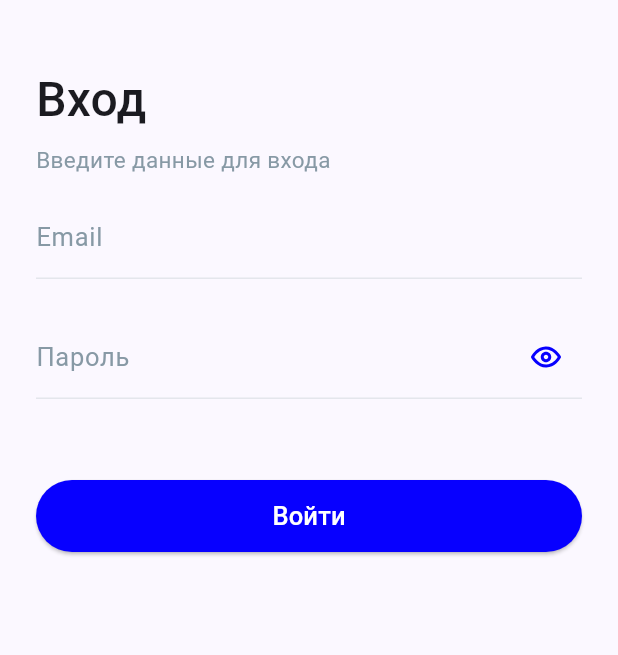
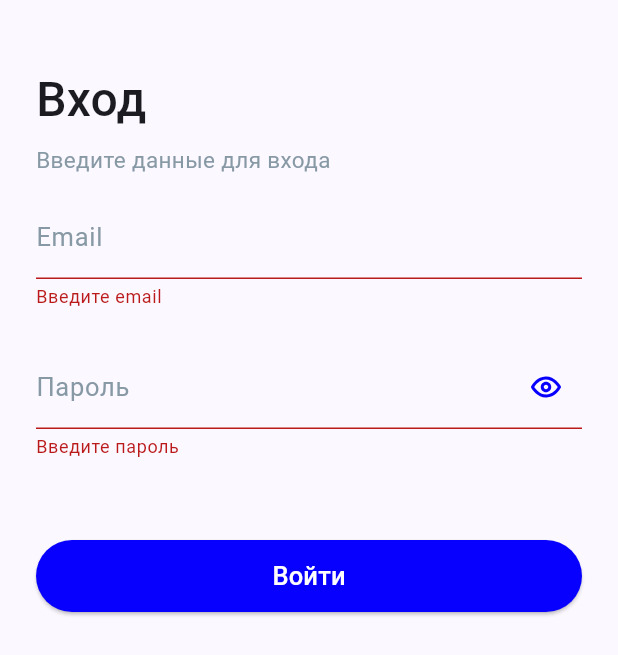
Before and after one commit to LamaMen/gazprom_test, a Flutter app: the screen it shows after launch, after a tap on "Войти", on a phone screen of 412 x 824 dp. Shown: the top 655 px of the screen. Run offline on Flutter 3.47's test engine with Material 2 defaults, Android fonts, the phone set to English and light mode, and no system bars; our stand-ins replace firebase_auth, firebase_core, flutter_bloc, flutter_svg, get_it, google_fonts and 1 more; accounts and stored records are empty; generated files the repository leaves out were written again; Roboto replaces fonts that are missing (Ubuntu).

Commit message:
Добавил логику на страницу входа

```diff
--- /dev/null
+++ b/lib/core/failure.dart
@@ -0,0 +1,14 @@
+import 'package:flutter/foundation.dart';
+
+@immutable
+abstract class Failure {
+  const Failure();
+}
+
+class UnknownFailure extends Failure {
+  const UnknownFailure();
+}
+
+class InternetFailure extends Failure {
+  const InternetFailure();
+}
--- /dev/null
+++ b/lib/core/injection.dart
@@ -0,0 +1,8 @@
+import 'package:get_it/get_it.dart';
+import 'package:injectable/injectable.dart';
+import 'injection.config.dart';
+
+final getIt = GetIt.instance;
+
+@InjectableInit()
+void configureDependencies() => getIt.init();
--- /dev/null
+++ b/lib/core/result.dart
@@ -0,0 +1,58 @@
+import 'package:gazprom_test/core/failure.dart';
+
+abstract class Result<S> {
+  const Result();
+
+  bool get isError => this is Error<S>;
+
+  bool get isSuccess => this is Success<S>;
+
+  Failure get failure => this.fold(
+      (value) => value,
+      (_) => throw Exception(
+          'Illegal use. You should check isError before calling'));
+
+  S get value => this.fold<S>(
+      (_) => throw Exception(
+          'Illegal use. You should check isSuccess before calling'),
+      (value) => value);
+
+  T fold<T>(T Function(Failure failure) fnE, T Function(S value) fnS);
+
+  @override
+  bool operator ==(Object other) {
+    return this.fold(
+      (left) => other is Error && left == other._value,
+      (right) => other is Success && right == other._value,
+    );
+  }
+
+  @override
+  int get hashCode => fold((e) => e.hashCode, (s) => s.hashCode);
+}
+
+class Error<S> extends Result<S> {
+  const Error(this._value);
+
+  final Failure _value;
+
+  @override
+  T fold<T>(T Function(Failure failure) fnE, T Function(S value) fnS) {
+    return fnE(_value);
+  }
+}
+
+class Success<S> extends Result<S> {
+  const Success(this._value);
+
+  final S _value;
+
+  @override
+  T fold<T>(T Function(Failure failure) fnE, T Function(S value) fnS) {
+    return fnS(_value);
+  }
+}
+
+extension FailureWrapper on Failure {
+  Result get asError => Error(this);
+}
--- a/lib/features/auth/auth_screen.dart
+++ b/lib/features/auth/auth_screen.dart
@@ -1,7 +1,10 @@
 import 'package:flutter/material.dart';
-import 'package:flutter_svg/flutter_svg.dart';
+import 'package:flutter_bloc/flutter_bloc.dart';
 import 'package:gazprom_test/core/colors.dart';
 import 'package:gazprom_test/core/fonts.dart';
+import 'package:gazprom_test/features/auth/bloc/auth_bloc.dart';
+import 'package:gazprom_test/features/auth/widgets/buttons.dart';
+import 'package:gazprom_test/features/auth/widgets/fields.dart';
 
 class AuthScreen extends StatefulWidget {
   const AuthScreen({super.key});
@@ -13,6 +16,7 @@ class AuthScreen extends StatefulWidget {
 class _AuthScreenState extends State<AuthScreen> {
   late final TextEditingController emailController;
   late final TextEditingController passwordController;
+  final _formKey = GlobalKey<FormState>();
 
   @override
   void initState() {
@@ -21,12 +25,20 @@ class _AuthScreenState extends State<AuthScreen> {
     passwordController = TextEditingController();
   }
 
+  bool get isValidFields => _formKey.currentState!.validate();
+
   @override
   Widget build(BuildContext context) {
     return Scaffold(
       body: SafeArea(
         child: Padding(
           padding: const EdgeInsets.symmetric(horizontal: 24),
+          child: BlocBuilder<AuthBloc, AuthState>(
+            builder: (context, state) {
+              final failure = state is LoginFailedState ? state.failure : null;
+
+              return Form(
+                key: _formKey,
                 child: Column(
                   crossAxisAlignment: CrossAxisAlignment.start,
                   children: [
@@ -38,16 +50,39 @@ class _AuthScreenState extends State<AuthScreen> {
                       style: b2Font.copyWith(color: greyText),
                     ),
                     const SizedBox(height: 12),
-              _EmailField(controller: emailController),
+                    EmailField(
+                      controller: emailController,
+                      failure: failure,
+                    ),
                     const SizedBox(height: 24),
-              _PasswordField(controller: passwordController),
+                    PasswordField(
+                      controller: passwordController,
+                      failure: failure,
+                    ),
                     const SizedBox(height: 54),
-              const _LoginButton(isLoad: false),
+                    LoginButton(
+                      isLoad: state is LoginProcessState,
+                      onPressed: _checkUserData,
+                    ),
                   ],
+                ),
+              );
+            },
           ),
         ),
       ),
     );
+  }
+
+  void _checkUserData() {
+    FocusScope.of(context).unfocus();
+    if (!isValidFields) return;
+
+    final event = LoginEvent(
+      email: emailController.text,
+      password: passwordController.text,
+    );
+    context.read<AuthBloc>().add(event);
   }
 
   @override
@@ -57,108 +92,3 @@ class _AuthScreenState extends State<AuthScreen> {
     passwordController.dispose();
   }
 }
-
-class _EmailField extends StatelessWidget {
-  const _EmailField({required this.controller});
-
-  final TextEditingController controller;
-
-  @override
-  Widget build(BuildContext context) {
-    return TextField(
-      controller: controller,
-      cursorColor: primaryRed,
-      decoration: InputDecoration(
-        label: Text('Email', style: b1Font.copyWith(color: greyText)),
-        enabledBorder: const UnderlineInputBorder(
-          borderSide: BorderSide(color: stroke),
-        ),
-      ),
-    );
-  }
-}
-
-class _PasswordField extends StatefulWidget {
-  const _PasswordField({required this.controller});
-
-  final TextEditingController controller;
-
-  @override
-  State<_PasswordField> createState() => _PasswordFieldState();
-}
-
-class _PasswordFieldState extends State<_PasswordField> {
-  bool isObscure = true;
-
-  @override
-  Widget build(BuildContext context) {
-    return TextField(
-      obscureText: isObscure,
-      controller: widget.controller,
-      cursorColor: primaryRed,
-      decoration: InputDecoration(
-        label: Text('Пароль', style: b1Font.copyWith(color: greyText)),
-        enabledBorder: const UnderlineInputBorder(
-          borderSide: BorderSide(color: stroke),
-        ),
-        suffixIcon: IconButton(
-          onPressed: () {
-            setState(() {
-              isObscure = !isObscure;
-            });
-          },
-          icon: isObscure
-              ? SvgPicture.asset('assets/eye.svg')
-              : SvgPicture.asset('assets/eye_off.svg'),
-        ),
-      ),
-    );
-  }
-}
-
-class _LoginButton extends StatelessWidget {
-  const _LoginButton({
-    Key? key,
-    required this.isLoad,
-  }) : super(key: key);
-
-  final bool isLoad;
-
-  @override
-  Widget build(BuildContext context) {
-    return SizedBox(
-      width: double.infinity,
-      child: ElevatedButton(
-        onPressed: () {},
-        style: _style,
-        child: isLoad
-            ? const SizedBox(
-                width: 24,
-                height: 24,
-                child: CircularProgressIndicator(
-                  strokeWidth: 4,
-                  color: Colors.white,
-                ),
-              )
-            : Text(
-                'Войти',
-                style: b1FontMedium.copyWith(color: Colors.white),
-              ),
-      ),
-    );
-  }
-
-  ButtonStyle get _style {
-    return ButtonStyle(
-      padding: MaterialStateProperty.all<EdgeInsetsGeometry?>(
-        const EdgeInsets.all(12),
-      ),
-      backgroundColor: MaterialStateProperty.all<Color?>(primary),
-      shape: MaterialStateProperty.all<RoundedRectangleBorder>(
-        RoundedRectangleBorder(
-          borderRadius: BorderRadius.circular(24),
-        ),
-      ),
-    );
-  }
-}
--- /dev/null
+++ b/lib/features/auth/bloc/auth_bloc.dart
@@ -0,0 +1,27 @@
+import 'package:flutter/foundation.dart';
+import 'package:flutter_bloc/flutter_bloc.dart';
+import 'package:gazprom_test/core/failure.dart';
+import 'package:gazprom_test/features/auth/domain/login_usecase.dart';
+import 'package:injectable/injectable.dart';
+
+part 'auth_event.dart';
+part 'auth_state.dart';
+
+@injectable
+class AuthBloc extends Bloc<AuthEvent, AuthState> {
+  AuthBloc(this._loginUseCase) : super(const InitialAuthState()) {
+    on<LoginEvent>(onLogin);
+  }
+
+  final LoginUseCase _loginUseCase;
+
+  Future<void> onLogin(LoginEvent event, Emitter emit) async {
+    emit(const LoginProcessState());
+    final result = await _loginUseCase(event.email, event.password);
+
+    emit(result.fold(
+      (f) => LoginFailedState(f),
+      (_) => const LoginSuccessState(),
+    ));
+  }
+}
--- /dev/null
+++ b/lib/features/auth/bloc/auth_event.dart
@@ -0,0 +1,14 @@
+part of 'auth_bloc.dart';
+
+@immutable
+abstract class AuthEvent {}
+
+class LoginEvent implements AuthEvent {
+  const LoginEvent({
+    required this.email,
+    required this.password,
+  });
+
+  final String email;
+  final String password;
+}
--- /dev/null
+++ b/lib/features/auth/bloc/auth_state.dart
@@ -0,0 +1,22 @@
+part of 'auth_bloc.dart';
+
+@immutable
+abstract class AuthState {}
+
+class InitialAuthState implements AuthState {
+  const InitialAuthState();
+}
+
+class LoginProcessState implements AuthState {
+  const LoginProcessState();
+}
+
+class LoginSuccessState implements AuthState {
+  const LoginSuccessState();
+}
+
+class LoginFailedState implements AuthState {
+  const LoginFailedState(this.failure);
+
+  final Failure failure;
+}
--- /dev/null
+++ b/lib/features/auth/domain/failure.dart
@@ -0,0 +1,14 @@
+import 'package:gazprom_test/core/failure.dart';
+
+class NoSuchUserFailure extends Failure {
+  const NoSuchUserFailure();
+}
+
+class WrongEmailFormatFailure extends Failure {
+  const WrongEmailFormatFailure();
+}
+
+
+class WrongPasswordFailure extends Failure {
+  const WrongPasswordFailure();
+}
--- /dev/null
+++ b/lib/features/auth/domain/login_usecase.dart
@@ -0,0 +1,31 @@
+import 'package:gazprom_test/core/failure.dart';
+import 'package:gazprom_test/core/result.dart';
+import 'package:firebase_auth/firebase_auth.dart';
+import 'package:gazprom_test/features/auth/domain/failure.dart';
+import 'package:injectable/injectable.dart';
+
+@injectable
+class LoginUseCase {
+  Future<Result<void>> call(String email, String password) async {
+    try {
+      await FirebaseAuth.instance.signInWithEmailAndPassword(
+        email: email,
+        password: password,
+      );
+
+      return const Success(null);
+    } on FirebaseAuthException catch (e) {
+      if (e.code == 'user-not-found') {
+        return const NoSuchUserFailure().asError;
+      } else if (e.code == 'wrong-password') {
+        return const WrongPasswordFailure().asError;
+      } else if (e.code == 'invalid-email') {
+        return const WrongEmailFormatFailure().asError;
+      } else if (e.code == 'network-request-failed') {
+        return const InternetFailure().asError;
+      }
+
+      return const UnknownFailure().asError;
+    }
+  }
+}
--- /dev/null
+++ b/lib/features/auth/widgets/buttons.dart
@@ -0,0 +1,60 @@
+import 'package:flutter/material.dart';
+import 'package:gazprom_test/core/colors.dart';
+import 'package:gazprom_test/core/fonts.dart';
+
+class LoginButton extends StatelessWidget {
+  const LoginButton({
+    super.key,
+    required this.isLoad,
+    required this.onPressed,
+  });
+
+  final bool isLoad;
+  final VoidCallback onPressed;
+
+  @override
+  Widget build(BuildContext context) {
+    final label = Text(
+      'Войти',
+      style: b1FontMedium.copyWith(color: Colors.white),
+    );
+
+    return SizedBox(
+      width: double.infinity,
+      child: ElevatedButton(
+        onPressed: onPressed,
+        style: _style,
+        child: isLoad ? const _Loader() : label,
+      ),
+    );
+  }
+
+  ButtonStyle get _style {
+    const padding = EdgeInsets.all(12);
+    final border = RoundedRectangleBorder(
+      borderRadius: BorderRadius.circular(24),
+    );
+
+    return ButtonStyle(
+      padding: MaterialStateProperty.all<EdgeInsetsGeometry?>(padding),
+      backgroundColor: MaterialStateProperty.all<Color?>(primary),
+      shape: MaterialStateProperty.all<RoundedRectangleBorder>(border),
+    );
+  }
+}
+
+class _Loader extends StatelessWidget {
+  const _Loader();
+
+  @override
+  Widget build(BuildContext context) {
+    return const SizedBox(
+      width: 24,
+      height: 24,
+      child: CircularProgressIndicator(
+        strokeWidth: 4,
+        color: Colors.white,
+      ),
+    );
+  }
+}
--- /dev/null
+++ b/lib/features/auth/widgets/fields.dart
@@ -0,0 +1,111 @@
+import 'package:flutter/material.dart';
+import 'package:flutter_svg/flutter_svg.dart';
+import 'package:gazprom_test/core/colors.dart';
+import 'package:gazprom_test/core/failure.dart';
+import 'package:gazprom_test/core/fonts.dart';
+import 'package:gazprom_test/features/auth/domain/failure.dart';
+
+class EmailField extends StatelessWidget {
+  const EmailField({
+    super.key,
+    required this.controller,
+    this.failure,
+  });
+
+  final Failure? failure;
+  final TextEditingController controller;
+
+  String? get error {
+    if (failure is NoSuchUserFailure) {
+      return 'Не существует пользователя с таким email';
+    }
+
+    if (failure is WrongEmailFormatFailure) {
+      return 'Неверный формат';
+    }
+
+    if (failure is InternetFailure) {
+      return 'Отсутствует подключение к интернету';
+    }
+
+    if (failure is UnknownFailure) {
+      return 'Неизвестная ошибка, проверьте данные';
+    }
+
+    return null;
+  }
+
+  @override
+  Widget build(BuildContext context) {
+    return TextFormField(
+      autovalidateMode: AutovalidateMode.onUserInteraction,
+      controller: controller,
+      validator: (value) =>
+          value == null || value.isNotEmpty ? null : 'Введите email',
+      cursorColor: primaryRed,
+      decoration: InputDecoration(
+        errorText: error,
+        label: Text('Email', style: b1Font.copyWith(color: greyText)),
+        enabledBorder: const UnderlineInputBorder(
+          borderSide: BorderSide(color: stroke),
+        ),
+      ),
+    );
+  }
+}
+
+class PasswordField extends StatefulWidget {
+  const PasswordField({
+    super.key,
+    required this.controller,
+    this.failure,
+  });
+
+  final Failure? failure;
+  final TextEditingController controller;
+
+  String? get error {
+    if (failure is WrongPasswordFailure) {
+      return 'Неверный пароль';
+    }
+
+    return null;
+  }
+
+  @override
+  State<PasswordField> createState() => PasswordFieldState();
+}
+
+class PasswordFieldState extends State<PasswordField> {
+  bool isObscure = true;
+
+  String get iconPath => isObscure ? 'assets/eye.svg' : 'assets/eye_off.svg';
+
+  void _changePasswordVisibility() {
+    setState(() {
+      isObscure = !isObscure;
+    });
+  }
+
+  @override
+  Widget build(BuildContext context) {
+    return TextFormField(
+      obscureText: isObscure,
+      controller: widget.controller,
+      validator: (value) =>
+          value == null || value.isNotEmpty ? null : 'Введите пароль',
+      cursorColor: primaryRed,
+      decoration: InputDecoration(
+        errorText: widget.error,
+        label: Text('Пароль', style: b1Font.copyWith(color: greyText)),
+        enabledBorder: const UnderlineInputBorder(
+          borderSide: BorderSide(color: stroke),
+        ),
+        suffixIcon: IconButton(
+          onPressed: _changePasswordVisibility,
+          icon: SvgPicture.asset(iconPath),
+        ),
+      ),
+    );
+  }
+}
--- a/lib/main.dart
+++ b/lib/main.dart
@@ -1,11 +1,15 @@
 import 'package:flutter/material.dart';
 import 'package:firebase_core/firebase_core.dart';
+import 'package:flutter_bloc/flutter_bloc.dart';
 import 'package:gazprom_test/core/colors.dart';
+import 'package:gazprom_test/core/injection.dart';
 import 'package:gazprom_test/features/auth/auth_screen.dart';
+import 'package:gazprom_test/features/auth/bloc/auth_bloc.dart';
 import 'firebase_options.dart';
 
 void main() async {
   WidgetsFlutterBinding.ensureInitialized();
+  configureDependencies();
   await Firebase.initializeApp(options: DefaultFirebaseOptions.currentPlatform);
   runApp(const MyApp());
 }
@@ -21,7 +25,10 @@ class MyApp extends StatelessWidget {
         colorScheme: ColorScheme.fromSeed(seedColor: primary),
         useMaterial3: true,
       ),
-      home: const AuthScreen(),
+      home: BlocProvider(
+        create: (context) => getIt<AuthBloc>(),
+        child: const AuthScreen(),
+      ),
     );
   }
 }
--- a/pubspec.yaml
+++ b/pubspec.yaml
@@ -16,12 +16,17 @@ dependencies:
   firebase_auth: ^4.7.2
   google_fonts: ^5.1.0
   flutter_svg: ^2.0.7
+  flutter_bloc: ^8.1.3
+  injectable: ^2.2.0
+  get_it: ^7.6.0
 
 dev_dependencies:
   flutter_test:
     sdk: flutter
 
   flutter_lints: ^2.0.0
+  build_runner: ^2.4.6
+  injectable_generator: ^2.3.0
 
 flutter:
   uses-material-design: true
```
Also changed, not shown: pubspec.lock, 1 other file. Lines whose indentation alone changed are shown as unchanged.
